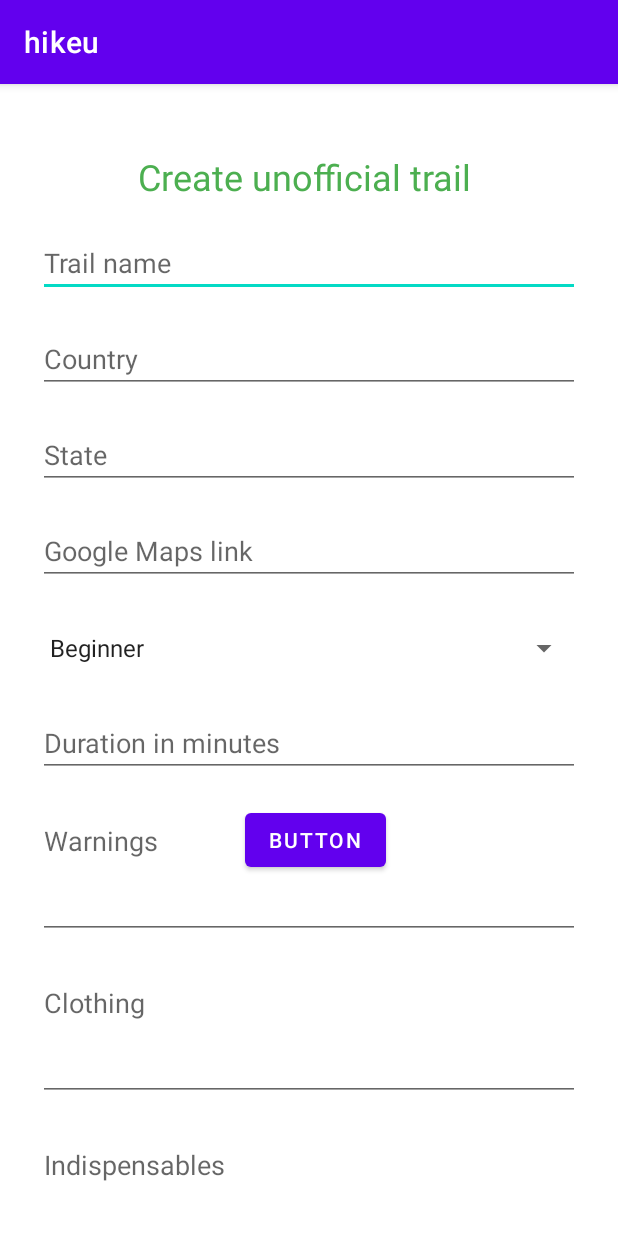
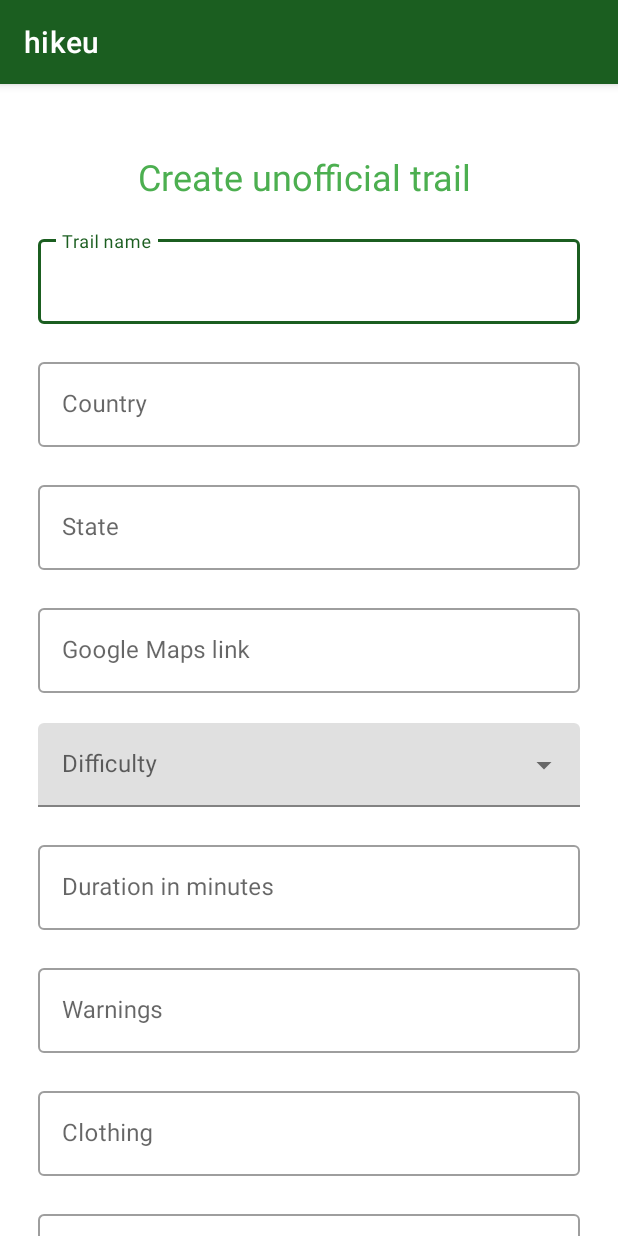
Before and after one commit to EinarLop/hikeu, an Android app: the screen it shows after launch (MainActivity), on a phone screen of 412 x 824 dp. Run offline under Robolectric (Android 15) with nearby library versions, the light colour scheme and no system bars; our stand-ins replace Room's generated code.

Commit message:
New design for create unofficial route + Api call + Corutine

```diff
--- a/app/src/main/AndroidManifest.xml
+++ b/app/src/main/AndroidManifest.xml
@@ -4,7 +4,7 @@
 
     <application
         android:name=".HikeuApp"
-        android:allowBackup="true"
+        android:allowBackup="false"
         android:icon="@mipmap/ic_launcher"
         android:label="@string/app_name"
         android:roundIcon="@mipmap/ic_launcher_round"
--- a/app/src/main/java/com/example/hikeu/AppDatabase.kt
+++ b/app/src/main/java/com/example/hikeu/AppDatabase.kt
@@ -9,7 +9,7 @@ import com.example.hikeu.OfficialTrails
 import com.example.hikeu.UnOfficialTrails
 import com.example.hikeu.Users
 
-@Database(entities= [OfficialTrails::class, UnOfficialTrails::class, Users::class], version = 1)
+@Database(entities= [OfficialTrails::class, UnOfficialTrails::class, Users::class], version = 2)
 abstract class AppDatabase : RoomDatabase(){
     abstract fun MainDao(): HikeuDao
     companion object{
@@ -21,6 +21,7 @@ abstract class AppDatabase : RoomDatabase(){
             return INSTANCE ?: synchronized(this){
                 val instance = Room
                     .databaseBuilder(context, AppDatabase::class.java, "hikeu")
+                    .fallbackToDestructiveMigration()
                     .build()
                 INSTANCE = instance
                 instance
--- a/app/src/main/java/com/example/hikeu/CreateUnofficialTrail.kt
+++ b/app/src/main/java/com/example/hikeu/CreateUnofficialTrail.kt
@@ -6,6 +6,7 @@ import android.view.LayoutInflater
 import android.view.View
 import android.view.ViewGroup
 import android.widget.ArrayAdapter
+import android.widget.AutoCompleteTextView
 import androidx.fragment.app.Fragment
 import androidx.lifecycle.ViewModelProvider
 import com.example.hikeu.databinding.FragmentCreateUnofficialTrailBinding
@@ -28,12 +29,14 @@ class CreateUnofficialTrail : Fragment() {
     private var param2: String? = null
 
     override fun onCreate(savedInstanceState: Bundle?) {
+
         super.onCreate(savedInstanceState)
         arguments?.let {
             param1 = it.getString(ARG_PARAM1)
             param2 = it.getString(ARG_PARAM2)
         }
     }
+
 
     private var _binding: FragmentCreateUnofficialTrailBinding? = null
     private val binding get() = _binding!!
@@ -45,57 +48,45 @@ class CreateUnofficialTrail : Fragment() {
         _binding = FragmentCreateUnofficialTrailBinding.inflate(inflater, container, false)
         val view = binding.root
 
-        val spinnerDifficulty = binding.spinnerDifficulty
 
-        ArrayAdapter.createFromResource(
-            requireContext(),
-            R.array.difficulties,
-            android.R.layout.simple_spinner_item
-        ).also { adapter ->
-            // Specify the layout to use when the list of choices appears
-            adapter.setDropDownViewResource(android.R.layout.simple_spinner_dropdown_item)
-            // Apply the adapter to the spinner
-            spinnerDifficulty.adapter = adapter
-        }
+
+        val items = listOf("Beginner", " Intermediate", "Experienced", "Expert")
+        val adapter = ArrayAdapter(requireContext(), R.layout.list_item, items)
+        (binding.inputDifficulty.editText as? AutoCompleteTextView)?.setAdapter(adapter)
+
+
 
 
         binding.buttonCreate.setOnClickListener {
-            val trailName = binding.inputTrailName.text.toString()
-            val country = binding.inputCountry.text.toString()
-            val state = binding.inputState.text.toString()
-            val googleMapsLink = binding.inputGoogleMapsLink.text.toString()
-            val difficulty = binding.spinnerDifficulty.selectedItem.toString()
-            val duration = binding.inputDuration.text.toString()
-            val warnings = binding.inputWarnings.text.toString()
-            val clothing = binding.inputClothing.text.toString()
-            val indispensables = binding.inputIndispensables.text.toString()
+            val trailName = binding.inputTrailName.editText?.text.toString()
+            val country = binding.inputCountry.editText?.text.toString()
+            val state = binding.inputState.editText?.text.toString()
+            val googleMapsLink = binding.inputGoogleMapsLink.editText?.text.toString()
+            val difficulty = binding.inputDifficulty.editText?.text.toString()
+            val duration = binding.inputDuration.editText?.text.toString().toInt()
+            val warnings = binding.inputWarnings.editText?.text.toString()
+            val clothing = binding.inputClothing.editText?.text.toString()
+            val indispensables = binding.inputIndispensables.editText?.text.toString()
+
 
             val unOfficialTrail = UnOfficialTrails(
                 trailName,
                 country,
                 state,
                 googleMapsLink,
-                2,
-                1,
+                difficulty,
+                duration,
                 warnings,
                 clothing,
                 indispensables,
-                "0"
             )
-
-            Log.d("Test", "popop")
-
-           val viewModel = ViewModelProvider(requireActivity()).get(HikeuViewModel::class.java)
-
-
-
+            val viewModel = ViewModelProvider(requireActivity()).get(HikeuViewModel::class.java)
 
             lifecycleScope.launch{
            viewModel.addUnOfficialTrail(unOfficialTrail)
                 val trails = viewModel.getAllUnOfficialTrails()
                 Log.d("db2", trails.toString())
             }
-
 
 
         }
--- a/app/src/main/java/com/example/hikeu/MainActivity.kt
+++ b/app/src/main/java/com/example/hikeu/MainActivity.kt
@@ -30,10 +30,6 @@ class MainActivity : AppCompatActivity() {
     }
 
 
-        binding.button2.setOnClickListener{
-            Toast.makeText(this, "POP", Toast.LENGTH_SHORT)
-            Log.d("Hey",  "popopooopo")
-        }
 
 
 
--- a/app/src/main/java/com/example/hikeu/UnOfficialTrails.kt
+++ b/app/src/main/java/com/example/hikeu/UnOfficialTrails.kt
@@ -13,7 +13,7 @@ data class UnOfficialTrails (
     @NonNull var country: String,
     @NonNull var state: String,
     @NonNull var googleMapsLink: String,
-    @NonNull var difficulty: Int,
+    @NonNull var difficulty: String,
     @NonNull var duration: Int,
     @NonNull var warnings:String,
     @NonNull var clothing:String,
@@ -27,12 +27,12 @@ data class UnOfficialTrails (
         country: String,
         state: String,
         googleMapsLink: String,
-        difficulty: Int,
+        difficulty: String,
         duration: Int,
         warnings: String,
         clothing: String,
         indispensables: String,
-        images: String,
+
         ): this(
         0,
         name,
@@ -44,5 +44,5 @@ data class UnOfficialTrails (
         warnings,
         clothing,
         indispensables,
-        images)
+        "No images")
 }
--- /dev/null
+++ b/app/src/main/res/drawable/textview_border.xml
@@ -0,0 +1,11 @@
+<?xml version="1.0" encoding="utf-8"?>
+
+    <shape xmlns:android="http://schemas.android.com/apk/res/android"
+        android:shape="rectangle" >
+
+        <stroke
+            android:width="2dp"
+            android:color="#6CCC27"
+          />
+
+    </shape>
--- a/app/src/main/res/layout/activity_main.xml
+++ b/app/src/main/res/layout/activity_main.xml
@@ -19,13 +19,5 @@
         tools:layout_editor_absoluteY="-16dp" />
 
 
-    <Button
-        android:id="@+id/button2"
-        android:layout_width="wrap_content"
-        android:layout_height="wrap_content"
-        android:layout_marginStart="163dp"
-        android:layout_marginBottom="240dp"
-        android:text="Button"
-        app:layout_constraintBottom_toBottomOf="parent"
-        app:layout_constraintStart_toStartOf="parent" />
+
 </androidx.constraintlayout.widget.ConstraintLayout>
--- a/app/src/main/res/layout/fragment_create_unofficial_trail.xml
+++ b/app/src/main/res/layout/fragment_create_unofficial_trail.xml
@@ -10,8 +10,12 @@
     <androidx.constraintlayout.widget.ConstraintLayout
         android:layout_width="match_parent"
         android:layout_height="match_parent"
+        android:backgroundTint="@color/secondaryColor"
         android:padding="25dp"
         tools:context=".CreateUnofficialRoute">
+
+
+
 
         <TextView
             android:id="@+id/textView2"
@@ -29,125 +33,174 @@
             app:layout_constraintStart_toStartOf="parent"
             app:layout_constraintTop_toTopOf="parent" />
 
-        <EditText
+
+
+
+        <com.google.android.material.textfield.TextInputLayout
+            style="@style/Widget.MaterialComponents.TextInputLayout.OutlinedBox"
             android:id="@+id/inputTrailName"
             android:layout_width="match_parent"
-            android:layout_height="44dp"
+            android:layout_height="wrap_content"
             android:layout_marginTop="20dp"
             android:ems="10"
             android:hint="Trail name"
             android:inputType="textPersonName"
             app:layout_constraintEnd_toEndOf="parent"
             app:layout_constraintStart_toStartOf="parent"
-            app:layout_constraintTop_toBottomOf="@+id/textView2" />
+            app:layout_constraintTop_toBottomOf="@+id/textView2"
+            >
+            <com.google.android.material.textfield.TextInputEditText
+                android:layout_width="match_parent"
+                android:layout_height="wrap_content" />
+        </com.google.android.material.textfield.TextInputLayout>
 
-        <EditText
+        <com.google.android.material.textfield.TextInputLayout
+            style="@style/Widget.MaterialComponents.TextInputLayout.OutlinedBox"
             android:id="@+id/inputCountry"
             android:layout_width="match_parent"
-            android:layout_height="44dp"
+            android:layout_height="wrap_content"
             android:layout_marginTop="20dp"
             android:ems="10"
             android:hint="Country"
             android:inputType="textPersonName"
             app:layout_constraintEnd_toEndOf="parent"
             app:layout_constraintStart_toStartOf="parent"
-            app:layout_constraintTop_toBottomOf="@+id/inputTrailName" />
+            app:layout_constraintTop_toBottomOf="@+id/inputTrailName" >
+            <com.google.android.material.textfield.TextInputEditText
+                android:layout_width="match_parent"
+                android:layout_height="wrap_content" />
+        </com.google.android.material.textfield.TextInputLayout>
 
-
-        <EditText
+        <com.google.android.material.textfield.TextInputLayout
+            style="@style/Widget.MaterialComponents.TextInputLayout.OutlinedBox"
             android:id="@+id/inputState"
             android:layout_width="match_parent"
-            android:layout_height="44dp"
+            android:layout_height="wrap_content"
             android:layout_marginTop="20dp"
             android:ems="10"
             android:hint="State"
             android:inputType="textPersonName"
             app:layout_constraintEnd_toEndOf="parent"
             app:layout_constraintStart_toStartOf="parent"
-            app:layout_constraintTop_toBottomOf="@+id/inputCountry" />
+            app:layout_constraintTop_toBottomOf="@+id/inputCountry" >
+            <com.google.android.material.textfield.TextInputEditText
+                android:layout_width="match_parent"
+                android:layout_height="wrap_content" />
+        </com.google.android.material.textfield.TextInputLayout>
 
-        <EditText
+        <com.google.android.material.textfield.TextInputLayout
+            style="@style/Widget.MaterialComponents.TextInputLayout.OutlinedBox"
             android:id="@+id/inputGoogleMapsLink"
             android:layout_width="match_parent"
-            android:layout_height="44dp"
+            android:layout_height="wrap_content"
             android:layout_marginTop="20dp"
             android:ems="10"
             android:hint="Google Maps link"
             android:inputType="textPersonName"
             app:layout_constraintEnd_toEndOf="parent"
             app:layout_constraintStart_toStartOf="parent"
-            app:layout_constraintTop_toBottomOf="@+id/inputState" />
+            app:layout_constraintTop_toBottomOf="@+id/inputState" >
+            <com.google.android.material.textfield.TextInputEditText
+                android:layout_width="match_parent"
+                android:layout_height="wrap_content" />
+        </com.google.android.material.textfield.TextInputLayout>
 
-        <Spinner
-            android:id="@+id/spinnerDifficulty"
+        <com.google.android.material.textfield.TextInputLayout
+            android:id="@+id/inputDifficulty"
+            android:layout_marginTop="20dp"
+            style="@style/Widget.MaterialComponents.TextInputLayout.FilledBox.ExposedDropdownMenu"
             android:layout_width="match_parent"
-            android:layout_height="44dp"
-            android:layout_marginTop="20dp"
-            android:ems="10"
-            android:inputType="textPersonName"
-            android:textSize="24sp"
-            app:layout_constraintEnd_toEndOf="parent"
-            app:layout_constraintStart_toStartOf="parent"
-            app:layout_constraintTop_toBottomOf="@+id/inputGoogleMapsLink" />
+            android:layout_height="wrap_content"
+            app:layout_constraintTop_toBottomOf="@+id/inputGoogleMapsLink"
+            android:hint="Difficulty">
 
-        <EditText
+            <AutoCompleteTextView
+                android:layout_width="match_parent"
+                android:layout_height="wrap_content"
+                android:inputType="none"
+                />
 
+        </com.google.android.material.textfield.TextInputLayout>
+
+        <com.google.android.material.textfield.TextInputLayout
+            style="@style/Widget.MaterialComponents.TextInputLayout.OutlinedBox"
             android:id="@+id/inputDuration"
             android:layout_width="match_parent"
-            android:layout_height="44dp"
+            android:layout_height="wrap_content"
             android:layout_marginTop="20dp"
             android:ems="10"
             android:hint="Duration in minutes"
-            android:inputType="number"
+            android:inputType="textPersonName"
             app:layout_constraintEnd_toEndOf="parent"
             app:layout_constraintStart_toStartOf="parent"
-            app:layout_constraintTop_toBottomOf="@+id/spinnerDifficulty" />
+            app:layout_constraintTop_toBottomOf="@+id/inputDifficulty">
+            <com.google.android.material.textfield.TextInputEditText
+                android:layout_width="match_parent"
+                android:layout_height="wrap_content" />
+        </com.google.android.material.textfield.TextInputLayout>
 
-
-        <EditText
+        <com.google.android.material.textfield.TextInputLayout
+            style="@style/Widget.MaterialComponents.TextInputLayout.OutlinedBox"
             android:id="@+id/inputWarnings"
             android:layout_width="match_parent"
-            android:layout_height="88dp"
+            android:layout_height="wrap_content"
             android:layout_marginTop="20dp"
             android:ems="10"
             android:hint="Warnings"
-            android:gravity="top"
+
             android:inputType="textMultiLine"
             app:layout_constraintEnd_toEndOf="parent"
             app:layout_constraintStart_toStartOf="parent"
-            app:layout_constraintTop_toBottomOf="@+id/inputDuration" />
+            app:layout_constraintTop_toBottomOf="@+id/inputDuration">
+            <com.google.android.material.textfield.TextInputEditText
+                android:layout_width="match_parent"
+                android:layout_height="wrap_content" />
+        </com.google.android.material.textfield.TextInputLayout>
 
-        <EditText
+
+        <com.google.android.material.textfield.TextInputLayout
+            style="@style/Widget.MaterialComponents.TextInputLayout.OutlinedBox"
             android:id="@+id/inputClothing"
             android:layout_width="match_parent"
-            android:layout_height="88dp"
+            android:layout_height="wrap_content"
             android:layout_marginTop="20dp"
             android:ems="10"
             android:hint="Clothing"
-            android:gravity="top"
+
             android:inputType="textMultiLine"
             app:layout_constraintEnd_toEndOf="parent"
             app:layout_constraintStart_toStartOf="parent"
-            app:layout_constraintTop_toBottomOf="@+id/inputWarnings" />
+            app:layout_constraintTop_toBottomOf="@+id/inputWarnings">
+            <com.google.android.material.textfield.TextInputEditText
+                android:layout_width="match_parent"
+                android:layout_height="wrap_content" />
+        </com.google.android.material.textfield.TextInputLayout>
 
-        <EditText
+        <com.google.android.material.textfield.TextInputLayout
+            style="@style/Widget.MaterialComponents.TextInputLayout.OutlinedBox"
             android:id="@+id/inputIndispensables"
             android:layout_width="match_parent"
-            android:layout_height="88dp"
+            android:layout_height="wrap_content"
             android:layout_marginTop="20dp"
             android:ems="10"
             android:hint="Indispensables"
-            android:gravity="top"
             android:inputType="textMultiLine"
             app:layout_constraintEnd_toEndOf="parent"
             app:layout_constraintStart_toStartOf="parent"
-            app:layout_constraintTop_toBottomOf="@+id/inputClothing" />
+            app:layout_constraintTop_toBottomOf="@+id/inputClothing">
+            <com.google.android.material.textfield.TextInputEditText
+                android:layout_width="match_parent"
+                android:layout_height="wrap_content" />
+        </com.google.android.material.textfield.TextInputLayout>
+
+
 
         <Button
             android:id="@+id/buttonCreate"
             android:layout_width="match_parent"
             android:layout_height="44dp"
             android:layout_marginTop="20dp"
+            android:backgroundTint="@color/secondaryColor"
             android:ems="10"
             android:text="Create trail"
             android:textColor="#FFFFFF"
--- /dev/null
+++ b/app/src/main/res/layout/list_item.xml
@@ -0,0 +1,9 @@
+<TextView
+    xmlns:android="http://schemas.android.com/apk/res/android"
+    android:layout_width="match_parent"
+    android:layout_height="wrap_content"
+    android:padding="16dp"
+    android:ellipsize="end"
+    android:maxLines="1"
+    android:textAppearance="?attr/textAppearanceSubtitle1"
+    />
--- a/app/src/main/res/values/colors.xml
+++ b/app/src/main/res/values/colors.xml
@@ -7,4 +7,13 @@
     <color name="teal_700">#FF018786</color>
     <color name="black">#FF000000</color>
     <color name="white">#FFFFFFFF</color>
+
+    <color name="primaryColor">#1b5e20</color>
+    <color name="primaryLightColor">#4c8c4a</color>
+    <color name="primaryDarkColor">#003300</color>
+    <color name="secondaryColor">#8bc34a</color>
+    <color name="secondaryLightColor">#bef67a</color>
+    <color name="secondaryDarkColor">#5a9216</color>
+    <color name="primaryTextColor">#ffffff</color>
+    <color name="secondaryTextColor">#000000</color>
 </resources>
--- a/app/src/main/res/values/themes.xml
+++ b/app/src/main/res/values/themes.xml
@@ -2,12 +2,12 @@
     <!-- Base application theme. -->
     <style name="Theme.Hikeu" parent="Theme.MaterialComponents.DayNight.DarkActionBar">
         <!-- Primary brand color. -->
-        <item name="colorPrimary">@color/purple_500</item>
-        <item name="colorPrimaryVariant">@color/purple_700</item>
+        <item name="colorPrimary">@color/primaryColor</item>
+        <item name="colorPrimaryVariant">@color/primaryLightColor</item>
         <item name="colorOnPrimary">@color/white</item>
         <!-- Secondary brand color. -->
-        <item name="colorSecondary">@color/teal_200</item>
-        <item name="colorSecondaryVariant">@color/teal_700</item>
+        <item name="colorSecondary">@color/secondaryColor</item>
+        <item name="colorSecondaryVariant">@color/secondaryLightColor</item>
         <item name="colorOnSecondary">@color/black</item>
         <!-- Status bar color. -->
         <item name="android:statusBarColor" tools:targetApi="l">?attr/colorPrimaryVariant</item>
```
